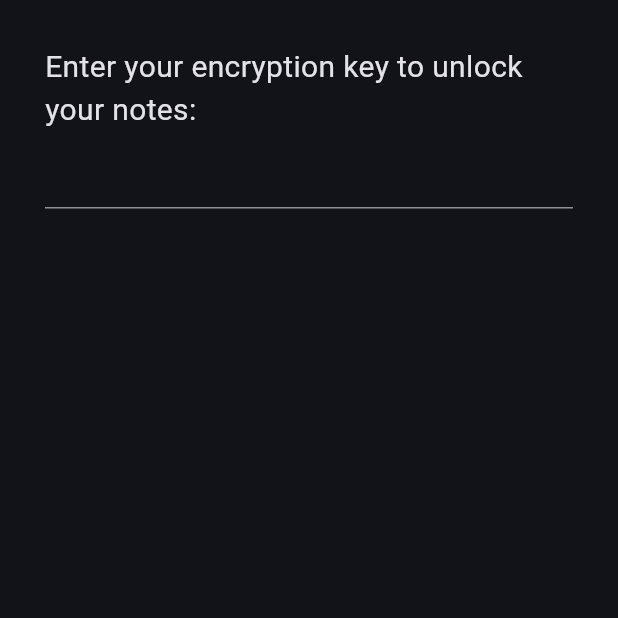
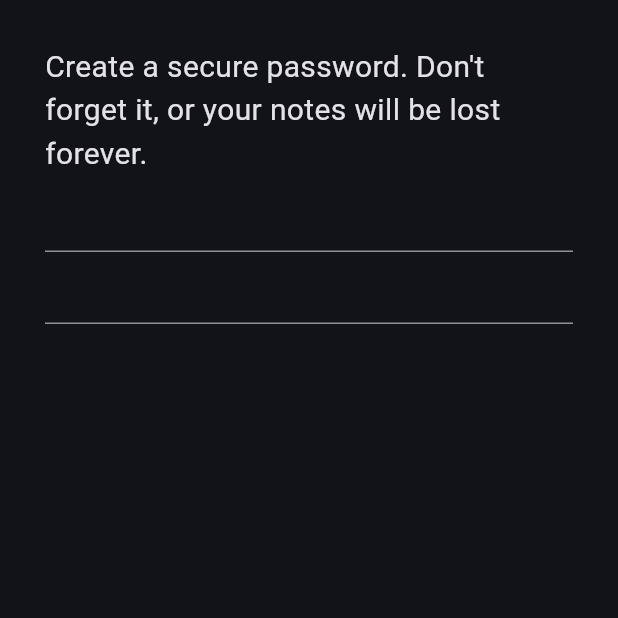
Before and after one commit to uCantHim/securenotes, a Flutter app: the screen it shows after launch, on a phone screen of 412 x 824 dp, the top half of it. Run offline on Flutter 3.47's test engine with Material 3 defaults, Android fonts, the phone set to English and light mode, and no system bars; missing offline and left inert: encrypt.

Commit message:
Add password creation page on first login

```diff
--- /dev/null
+++ b/lib/firsttime_login_page.dart
@@ -0,0 +1,110 @@
+import 'package:flutter/material.dart';
+
+class CreatePasswordPage extends StatefulWidget {
+  const CreatePasswordPage({ super.key, required this.onPasswordSubmit, });
+
+  final Function(String password) onPasswordSubmit;
+
+  @override
+  State<CreatePasswordPage> createState() => _CreatePasswordPageState();
+}
+
+class _CreatePasswordPageState extends State<CreatePasswordPage> {
+  static const int kMinPasswordLength = 1;
+  static const kErrorTextStyle = TextStyle(color: Colors.red);
+
+  String password = '';
+  String passwordRepeat = '';
+  String? errorText;
+
+  @override
+  Widget build(BuildContext context) {
+    var mainColumn = Column(
+      crossAxisAlignment: CrossAxisAlignment.start,
+      children: [
+        // Description:
+        const Text(
+          'Create a secure password. Don\'t forget it, or your notes will be'
+          ' lost forever.',
+          textAlign: TextAlign.left,
+          style: TextStyle(fontSize: 20),
+        ),
+        const Padding(padding: EdgeInsets.only(top: 3.0)),
+
+        // Password input text field
+        TextField(
+          obscureText: true,
+          onChanged: (text) {
+            _setPasswordFields(text, null);
+          },
+          onSubmitted: (text) {
+            if (_canSubmit()) {
+              widget.onPasswordSubmit(password);
+            }
+          },
+        ),
+
+        // Password confirmation text field
+        TextField(
+          obscureText: true,
+          onChanged: (text) {
+            _setPasswordFields(null, text);
+          },
+          onSubmitted: (text) {
+            if (_canSubmit()) {
+              widget.onPasswordSubmit(password);
+            }
+          },
+        ),
+
+        // Submit button
+        if (_canSubmit())
+          Padding(
+            padding: const EdgeInsets.only(top: 15),
+            child: Align(
+              alignment: Alignment.bottomRight,
+              child: TextButton(
+                onPressed: () {
+                  widget.onPasswordSubmit(password);
+                },
+                child: const Text('Create', style: TextStyle(fontSize: 20)),
+              )
+            ),
+          ),
+
+        // Conditional error text if password is incorrect
+        if (errorText != null)
+          Text(errorText!, style: kErrorTextStyle),
+      ],
+    );
+
+    return Scaffold(
+      body: Container(
+        padding: const EdgeInsets.all(30.0),
+        child: mainColumn,
+      ),
+    );
+  }
+
+  void _setPasswordFields(String? pw, String? pwRepeat) {
+    setState(() {
+      password = pw ?? password;
+      passwordRepeat = pwRepeat ?? passwordRepeat;
+      errorText = _checkPasswordIntegrity();
+    });
+  }
+
+  /// Returns an error message if the entered password is invalid, or
+  /// [null] if it is valid.
+  String? _checkPasswordIntegrity() {
+    if (password.length <= kMinPasswordLength) {
+      return 'Password must be at least $kMinPasswordLength characters long.';
+    }
+    if (password != passwordRepeat) {
+      return 'The entered passwords are not equal.';
+    }
+    return null;
+  }
+
+  bool _canSubmit() => _checkPasswordIntegrity() == null;
+}
--- a/lib/main.dart
+++ b/lib/main.dart
@@ -1,6 +1,10 @@
+import 'dart:io';
+
 import 'package:flutter/material.dart';
+import 'package:path_provider/path_provider.dart';
 
 import 'crypto_util.dart';  // For DecryptionException
+import 'firsttime_login_page.dart';
 import 'login_page.dart';
 import 'note_manager.dart';
 import 'note_storage.dart';
@@ -78,25 +82,90 @@ class MyHomePage extends StatefulWidget {
   State<StatefulWidget> createState() => MyAppState();
 }
 
-class MyAppState extends State<MyHomePage> {
+class LoadingPage extends StatelessWidget {
+  const LoadingPage({ super.key, });
+
   @override
   Widget build(BuildContext context) {
+    return const Scaffold(
+      body: Center(
+        child: Text(
+          'Loading...',
+          style: TextStyle(fontSize: 30),
+        ),
+      ),
+    );
+  }
+}
+
+class MyAppState extends State<MyHomePage> {
+  String? _localStorageFilePath;
+  bool _initialized = false;
+
+  NoteManager? _noteManager;
+
+  MyAppState() {
+    _initialize()
+        .then((pair) {
+          setState(() {
+            _localStorageFilePath = pair.$1;
+            _initialized = pair.$2;
+          });
+        });
+  }
+
+  @override
+  Widget build(BuildContext context) {
+    if (_localStorageFilePath == null) {
+      return const LoadingPage();
+    }
+
+    if (_noteManager != null) {
+      return NotePage(noteManager: _noteManager!);
+    }
+
+    if (_initialized) {
       return LoginPage(
         onPasswordEntered: (password) async {
           try {
-          final navigator = Navigator.of(context);
-
-          final storage = NoteStorage('foobar.txt', password);
+            final storage = NoteStorage(_localStorageFilePath!, password);
             final notes = await NoteManager.fromStorage(storage);
-          navigator.pushReplacement(
-            MaterialPageRoute(builder: (context) => NotePage(noteManager: notes)),
-          );
+            setState(() {
+              _noteManager = notes;
+            });
             return PasswordStatus.eCorrect;
           } on DecryptionException {
             return PasswordStatus.eIncorrect;
           }
         }
       );
+    }
+
+    return CreatePasswordPage(
+      onPasswordSubmit: (password) {
+        final storage = NoteStorage(_localStorageFilePath!, password);
+        NoteManager.fromStorage(storage)
+            .then((noteManager) {
+              setState(() {
+                noteManager = noteManager;
+              });
+            });
+      }
+    );
+  }
+
+  static Future<String> _getNoteStorageFilePath() {
+    const fileName = 'foobar.txt';
+    return getApplicationDocumentsDirectory()
+        .then((dir) => dir.path)
+        .catchError((err) => '.')
+        .then((dirPath) => '$dirPath/$fileName');
+  }
+
+  /// Returns a pair [(localStorageFilePath, isInitialized)].
+  Future<(String, bool)> _initialize() {
+    return _getNoteStorageFilePath()
+        .then((path) async => (path, await File(path).exists()));
   }
 }
 
--- a/pubspec.yaml
+++ b/pubspec.yaml
@@ -38,6 +38,7 @@ dependencies:
   encrypt: ^5.0.3
   crypto: ^3.0.3
   collection: ^1.18.0
+  path_provider: ^2.1.5
 
 dev_dependencies:
   flutter_test:
```
Also changed, not shown: lib/note_storage.dart (+12 -1 lines), lib/note_storage_widget.dart (+8 -2 lines), pubspec.lock. Lines whose indentation alone changed are shown as unchanged.
